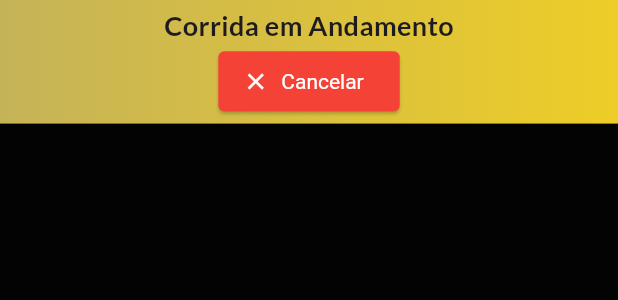
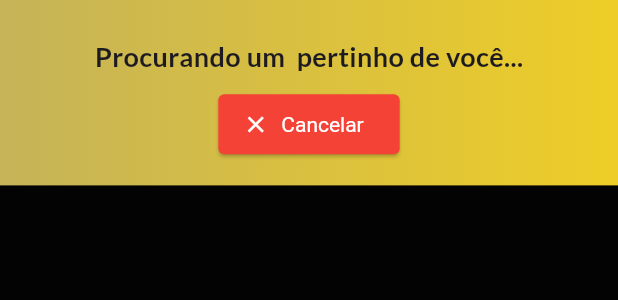
Before and after one commit to AlbertoJr789/app-motoblack-cliente, a Flutter app: the Trip widget shown alone on an empty page, opened directly with empty values, on a phone screen of 412 x 824 dp. Shown: the top 300 px of the screen. Run offline on Flutter 3.47's test engine with Material 3 defaults, Android fonts, the phone set to English and light mode, and no system bars; our stand-ins replace cached_network_image, dio, dotted_border, firebase_core, flutter_rating_bar, flutter_svg and 9 more; missing offline and left inert: flutter_inappwebview; accounts and stored records are empty; network calls fail.

Commit message:
feat(activity): drawing closer agent

```diff
--- /dev/null
+++ b/lib/controllers/tripController.dart
@@ -0,0 +1,48 @@
+
+import 'package:app_motoblack_cliente/controllers/apiClient.dart';
+import 'package:app_motoblack_cliente/models/Activity.dart';
+import 'package:app_motoblack_cliente/models/Agent.dart';
+import 'package:dio/dio.dart';
+
+class TripController {
+
+  int tries = 0;
+  static final ApiClient apiClient = ApiClient.instance;
+
+  ///
+  ///  Gets most suited agent for the trip
+  Future<Agent?> drawAgent(Activity trip) async {
+      try {
+      Response response = await apiClient.dio.get(
+        '/api/drawAgent',
+        options: Options(
+          contentType: Headers.multipartFormDataContentType,
+          headers: {
+            'accept': 'application/json',
+          },
+        ),
+        queryParameters: {
+          'latitude': trip.origin.latitude,
+          'longitude': trip.origin.longitude,
+          'tripType': trip.type.index
+        },
+      );
+      if (response.data.containsKey('data')) {
+        return Agent.fromJson(response.data['data']);
+      } else {
+        tries++;
+        return null;
+      }
+    } on DioException catch (e) {
+      tries++;
+      return null;
+    } catch (e) {
+      tries++;
+      return null;
+    }
+  }
+
+
+
+
+}
--- a/lib/models/Activity.dart
+++ b/lib/models/Activity.dart
@@ -4,7 +4,7 @@ import 'package:app_motoblack_cliente/models/Agent.dart';
 import 'package:app_motoblack_cliente/models/Vehicle.dart';
 import 'package:dio/dio.dart';
 
-enum ActivityType { delivery, trip, carTrip, unknown }
+enum ActivityType { unknown, trip, carTrip, delivery }
 
 ActivityType activityTypeToEnum(int type) {
   switch (type) {
@@ -75,7 +75,17 @@ class Activity {
   String get typeName {
     switch(type){
       case ActivityType.trip: return 'Corrida';
+      case ActivityType.carTrip: return 'Corrida';
       case ActivityType.delivery: return 'Entrega';
+      default: return '';
+    }
+  }
+
+  String get agentActivityType {
+    switch(type){
+      case ActivityType.trip: return 'Moto Black';
+      case ActivityType.carTrip: return 'Motorista';
+      case ActivityType.delivery: return 'Entregador';
       default: return '';
     }
   }
--- a/lib/models/Agent.dart
+++ b/lib/models/Agent.dart
@@ -1,4 +1,5 @@
 import 'package:app_motoblack_cliente/models/Address.dart';
+import 'package:app_motoblack_cliente/models/Vehicle.dart';
 
 enum AgentType { motoblack, driver, unknown }
 
@@ -14,25 +15,28 @@ AgentType _agentTypeToEnum(int type) {
 }
 
 class Agent {
+  int? id;
   String name;
-  AgentType type;
   Address? currentLocation;
   String? avatar;
+  Vehicle? vehicle;
 
-  Agent({required this.name, required this.type, this.currentLocation, this.avatar});
+  Agent({this.id,required this.name,this.currentLocation, this.avatar,this.vehicle});
 
   factory Agent.fromJson(Map<String, dynamic> map) {
     return Agent(
+        id: map['id'],
         name: map['name'],
         avatar: map['avatar'],
-        type: _agentTypeToEnum(map['type']['tipo']),
+        vehicle: Vehicle.fromJson(map['vehicle'])
         );
   }
 
   String get typeName {
-    switch(type){
-      case AgentType.motoblack: return 'Motoblack';
-      case AgentType.driver: return 'Motorista';
+    if(vehicle == null) return '';
+    switch(vehicle!.type){
+      case VehicleType.motorcycle: return 'Motoblack';
+      case VehicleType.car: return 'Motorista';
       default: return '';
     }
   }
--- a/lib/models/Vehicle.dart
+++ b/lib/models/Vehicle.dart
@@ -3,7 +3,7 @@ import 'package:flutter/material.dart';
 
 enum VehicleType { motorcycle, car, unknown }
 
-VehicleType _vehicleTypeToEnum(int type) {
+VehicleType _vehicleTypeToEnum(type) {
   switch (type) {
     case 1:
       return VehicleType.motorcycle;
@@ -32,7 +32,7 @@ class Vehicle {
 
   factory Vehicle.fromJson(Map<String, dynamic> map) {
     return Vehicle(
-        type: _vehicleTypeToEnum(map['type']['tipo']),
+        type: _vehicleTypeToEnum(map['type']['type']),
         plate: map['plate'],
         model: map['model'],
         brand: map['brand'],
--- a/lib/widgets/trip.dart
+++ b/lib/widgets/trip.dart
@@ -1,5 +1,6 @@
 import 'dart:async';
 
+import 'package:app_motoblack_cliente/controllers/tripController.dart';
 import 'package:app_motoblack_cliente/models/Activity.dart';
 import 'package:flutter/material.dart';
 
@@ -19,6 +20,24 @@ class _TripState extends State<Trip> with TickerProviderStateMixin {
   Timer? _timer;
   late String _time;
   final Stopwatch _stopwatch = Stopwatch();
+  final TripController _controller = TripController();
+
+  @override
+  void initState() {
+    super.initState();
+    _drawAgent();
+  }
+
+  _drawAgent() {
+    _controller.drawAgent(widget.trip).then((value){
+      if(value == null && _controller.tries < 5) {
+        _drawAgent();
+      }else{
+        print('agente encontrado');
+        print(value!.name);
+      }
+    });
+  }
 
   @override
   Widget build(BuildContext context) {
@@ -26,7 +45,7 @@ class _TripState extends State<Trip> with TickerProviderStateMixin {
     // _stopwatch.start();
     return Container(
             width: double.infinity,
-            height: MediaQuery.of(context).size.height * 0.1,
+            height: MediaQuery.of(context).size.height * 0.15,
             decoration: const BoxDecoration(
               gradient: LinearGradient(
                   colors:  [
@@ -38,11 +57,14 @@ class _TripState extends State<Trip> with TickerProviderStateMixin {
               child: Column(
                 mainAxisSize: MainAxisSize.min,
                 children: [
-                  Text(
-                    "Corrida em Andamento",
-                    style: const TextStyle(
-                      fontSize: 18,
-                      fontWeight: FontWeight.bold,
+                  Padding(
+                    padding: const EdgeInsets.all(8.0),
+                    child: Text(
+                      "Procurando um ${widget.trip.agentActivityType} pertinho de você...",
+                      style: const TextStyle(
+                        fontSize: 18,
+                        fontWeight: FontWeight.bold,
+                      ),
                     ),
                   ),
                   ElevatedButton.icon(
```
